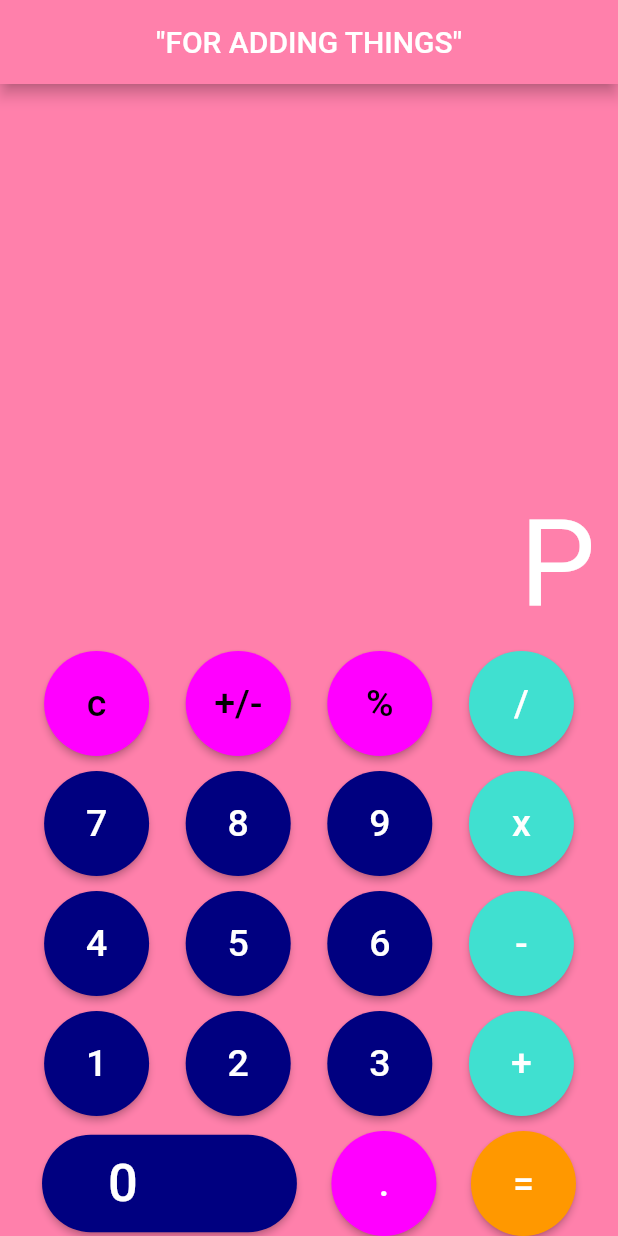
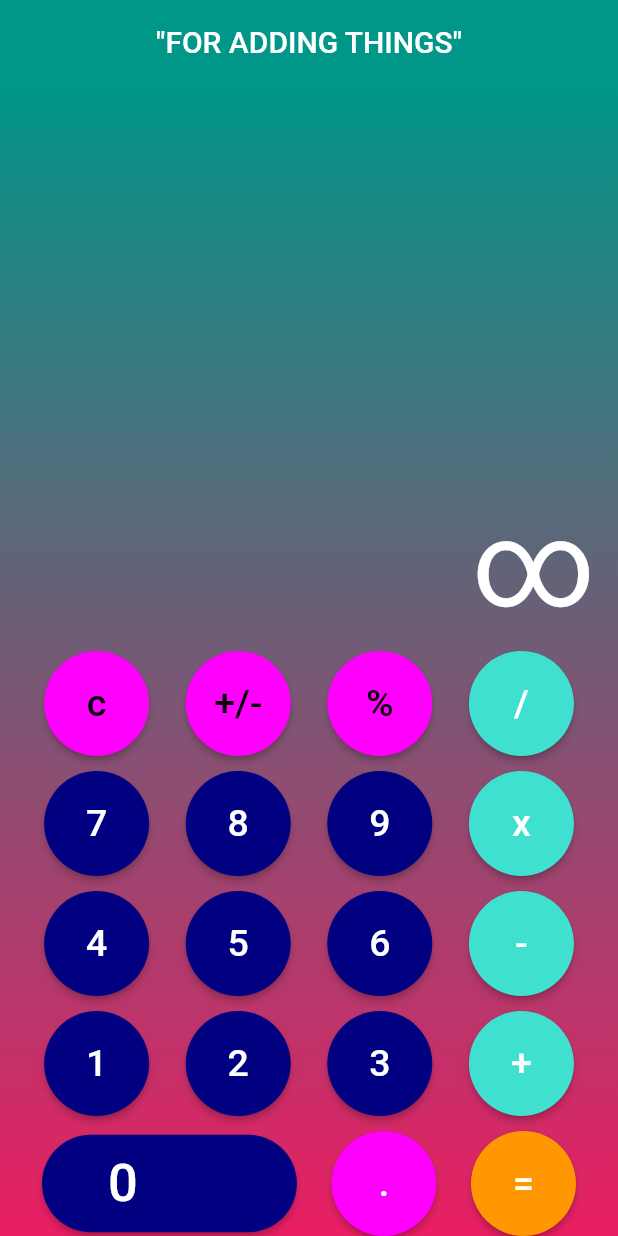
Before and after one commit to joehoupert/calculator, a Flutter app: the screen it shows after launch, on a phone screen of 412 x 824 dp. Run offline on Flutter 3.47's test engine with Material 2 defaults, Android fonts, the phone set to English and light mode, and no system bars; Roboto replaces fonts that are missing (Helvetica).

Commit message:
Add Container with gradient, elim dropshadow on AppBar

```diff
--- a/lib/calculator.dart
+++ b/lib/calculator.dart
@@ -49,9 +49,18 @@ class _CalculatorState extends State<Calculator> {
       appBar: AppBar(
         centerTitle: true,
         title: const Text("\"FOR ADDING THINGS\""),
-        backgroundColor: Calculator.bgColor,
+        backgroundColor: Colors.teal,
+        elevation: 0,
       ),
-      body: Padding(
+      body: Container(
+        decoration: BoxDecoration(
+          gradient: LinearGradient(
+            begin: Alignment.topCenter,
+            end: Alignment.bottomCenter,
+            colors: [Colors.teal, Colors.pink],
+          ),
+        ),
+        child: Padding(
           padding: EdgeInsets.symmetric(horizontal: 5),
           child: Column(
             mainAxisAlignment: MainAxisAlignment.end,
@@ -62,11 +71,11 @@ class _CalculatorState extends State<Calculator> {
                   Padding(
                     padding: EdgeInsets.all(10.0),
                     child: Text(
-                    "P",
+                      "∞",
                       textAlign: TextAlign.left,
                       style: TextStyle(color: Colors.white, fontSize: 80),
                     ),
-                )
+                  ),
                 ],
               ),
               Row(
@@ -134,6 +143,7 @@ class _CalculatorState extends State<Calculator> {
             ],
           ),
         ),
+      ),
     );
   }
 }
```
Lines whose indentation alone changed are shown as unchanged.
